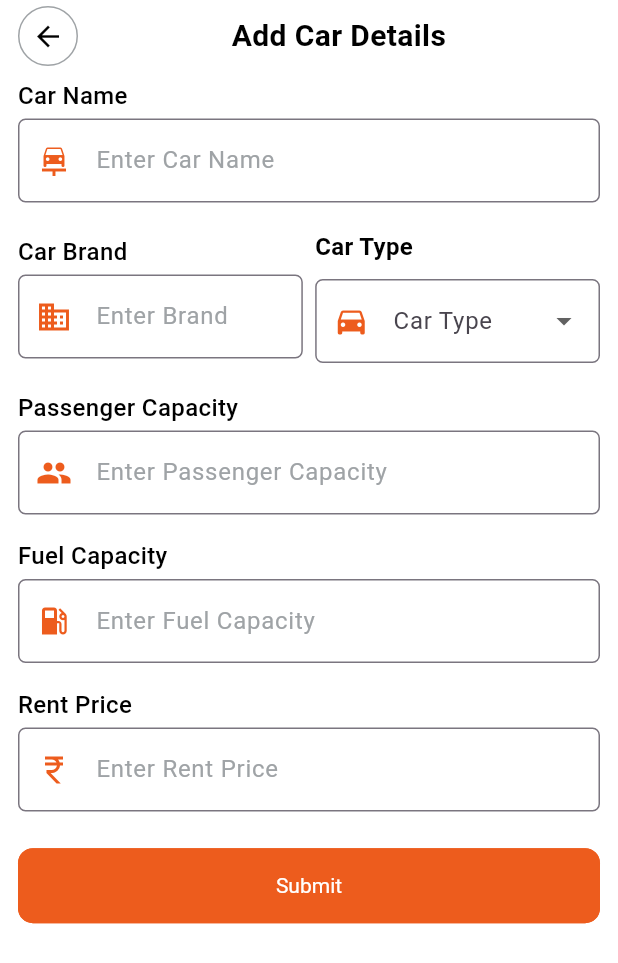
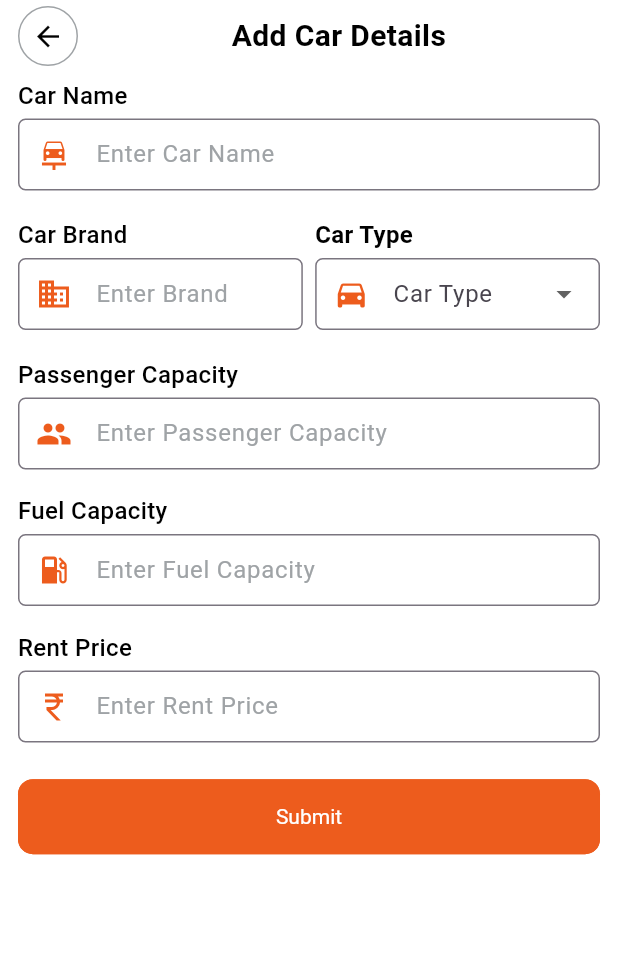
Before and after one commit to sijalneupane/car_rental_system, a Flutter app: the AddCarForm screen opened directly, on a phone screen of 412 x 824 dp. Shown: the top 963 px of the screen. Run offline on Flutter 3.47's test engine with Material 3 defaults, Android fonts, the phone set to English and light mode, and no system bars; our stand-ins replace cloud_firestore, dio, firebase_core, flutter_spinkit, font_awesome_flutter, package_info_plus and 3 more; accounts and stored records are empty.

Commit message:
changes made to customtextformfield and dropdown and view car list page

```diff
--- a/lib/core/util/display_snackbar.dart
+++ b/lib/core/util/display_snackbar.dart
@@ -33,8 +33,8 @@ class DisplaySnackbar {
     );
 
     ScaffoldMessenger.of(context).showSnackBar(snackBar);
-    //  if (isError) {
-    //   HapticFeedback.heavyImpact(); // Trigger haptic feedback if it's an error
-    // }
+     if (isError || isSuccess && context != null) {
+      HapticFeedback.heavyImpact(); // Trigger haptic feedback if it's an error or success
+    }
   }
 }
--- a/lib/widgets/custom_dropdown.dart
+++ b/lib/widgets/custom_dropdown.dart
@@ -49,24 +49,32 @@ class _CustomDropdownState extends State<CustomDropdown> {
             fontWeight: FontWeight.bold,
             fontSize: 16,
           ),
-          const SizedBox(height: 10),
+          const SizedBox(height: 4),
           DropdownButtonFormField(
-              dropdownColor: primaryColor,
+              dropdownColor: greyColor,
               focusNode: _focusNode,
+
               decoration: InputDecoration(
-                  focusedBorder: const OutlineInputBorder(
-                      borderSide: BorderSide(width: 1, color: primaryColor)),
-                  prefixIcon: widget.prefixIcon,
-                  suffixIcon: widget.suffixIcon,
-                  labelText: widget.labelText,
-                  border: OutlineInputBorder(
-                      borderRadius: BorderRadius.circular(5))),
+
+                contentPadding: const EdgeInsets.all(10),
+                focusedBorder: const OutlineInputBorder(
+
+                  borderSide: BorderSide(width: 1, color: primaryColor),
+                ),
+                prefixIcon: widget.prefixIcon,
+                suffixIcon: widget.suffixIcon,
+                labelText: widget.labelText,
+                border: OutlineInputBorder(
+                  borderRadius: BorderRadius.circular(5),
+                ),
+              ),
               items: widget.dropDownItemList
                   .map(
                     (e) => DropdownMenuItem(
                       value: e,
                       child: CustomText(
                         data: e,
+                        color: Colors.black,
                       ),
                     ),
                   )
--- a/lib/widgets/custom_textformfield.dart
+++ b/lib/widgets/custom_textformfield.dart
@@ -66,6 +66,7 @@ class _CustomTextformfieldState extends State<CustomTextformfield> {
             readOnly:widget.readOnly??false,
             decoration: InputDecoration(
               errorMaxLines: 3,
+              contentPadding:const EdgeInsets.all(10,) ,
               focusedBorder: const OutlineInputBorder(
                   borderSide: BorderSide(width: 1, color: primaryColor)),
               // labelText: labelText,
```
Also changed, not shown: lib/view_car_list_screen.dart (+9 -8 lines), 4 other files.
